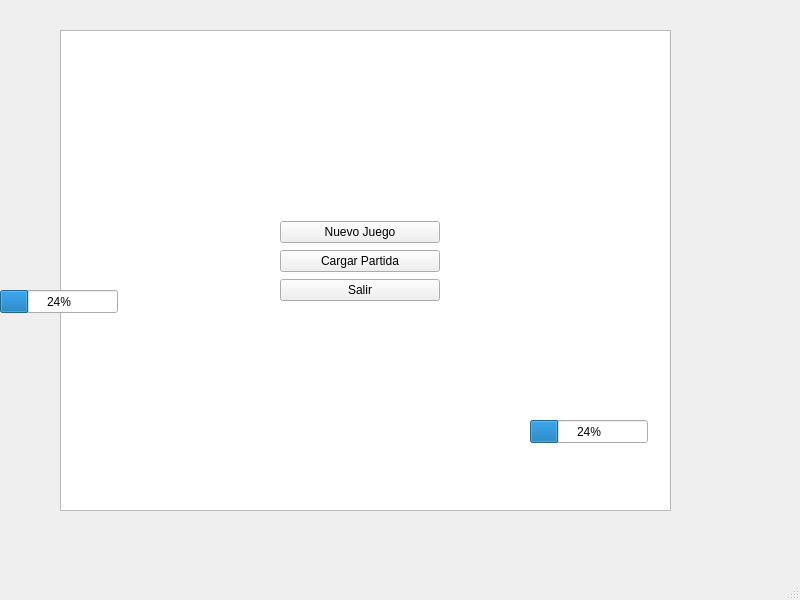
JuanDiegoCaMo/Final-Project, file Codificación/LumiNosity/mainwindow.ui: the form before one commit.
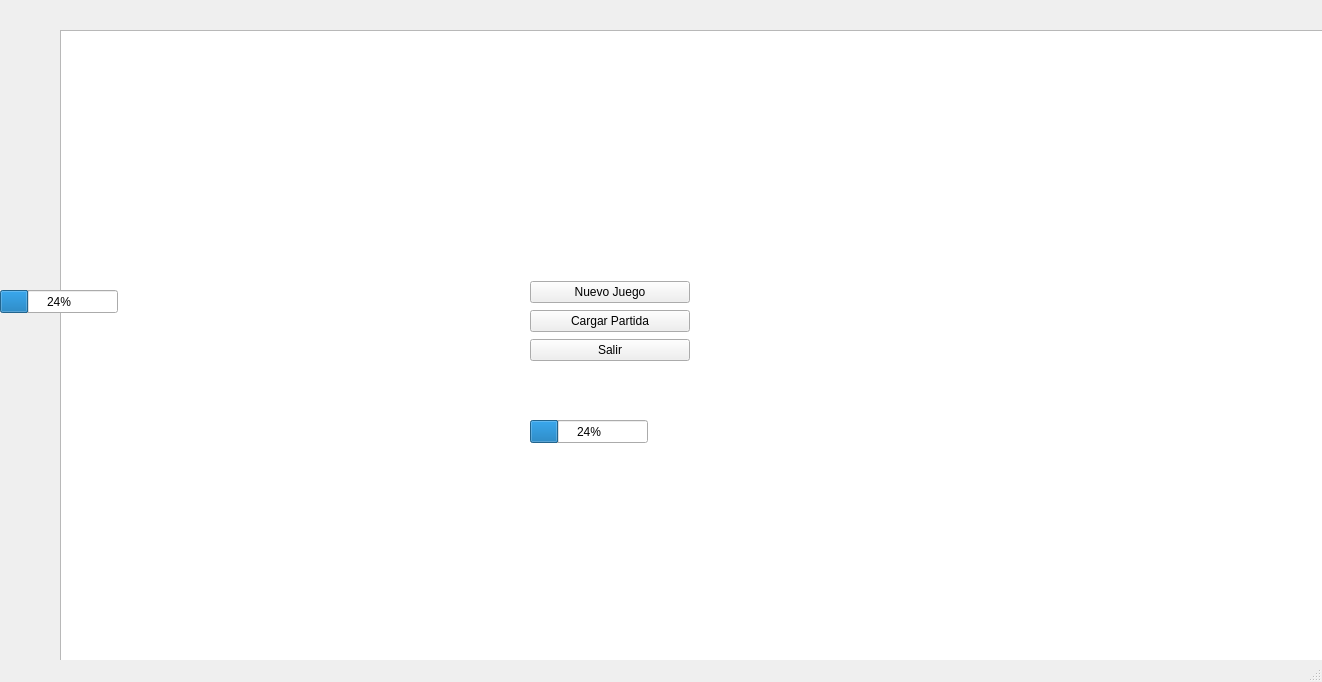
The form after the commit.

```diff
--- a/Codificación/LumiNosity/mainwindow.ui
+++ b/Codificación/LumiNosity/mainwindow.ui
@@ -6,8 +6,8 @@
    <rect>
     <x>0</x>
     <y>0</y>
-    <width>800</width>
-    <height>600</height>
+    <width>1322</width>
+    <height>682</height>
    </rect>
   </property>
   <property name="windowTitle">
@@ -19,16 +19,16 @@
      <rect>
       <x>60</x>
       <y>30</y>
-      <width>611</width>
-      <height>481</height>
+      <width>1322</width>
+      <height>682</height>
      </rect>
     </property>
    </widget>
    <widget class="QWidget" name="verticalLayoutWidget">
     <property name="geometry">
      <rect>
-      <x>280</x>
-      <y>220</y>
+      <x>530</x>
+      <y>280</y>
       <width>160</width>
       <height>83</height>
      </rect>
```
Left out of the diff: 2 changed lines with no effect on the pictures.
